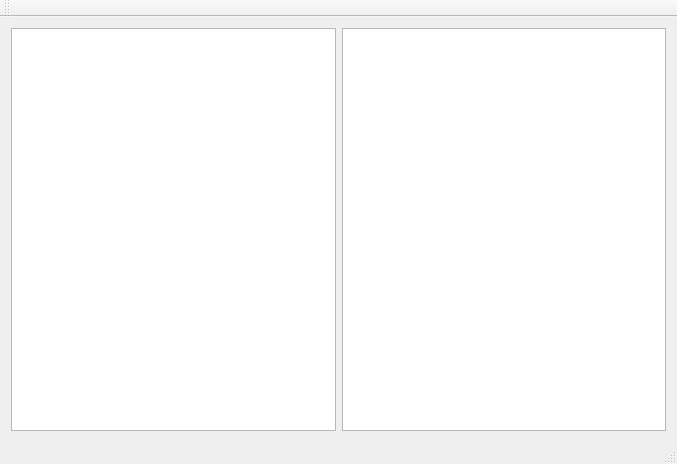
Before: the Qt Designer form mainwindow.ui in slima4/TreeView, drawn with Qt 5.
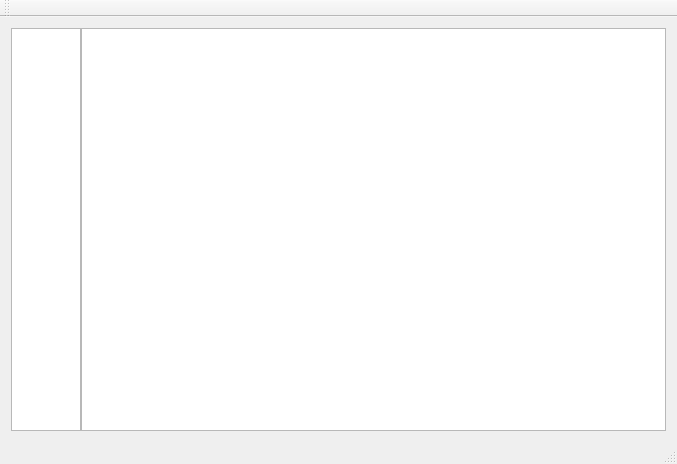
After: the same form once the commit is applied.

Diff of the .ui file:
```diff
--- a/mainwindow.ui
+++ b/mainwindow.ui
@@ -14,12 +14,28 @@
    <string>MainWindow</string>
   </property>
   <widget class="QWidget" name="centralWidget">
-   <layout class="QGridLayout" name="gridLayout">
+   <layout class="QGridLayout" name="gridLayout" columnstretch="1,10">
+    <property name="horizontalSpacing">
+     <number>0</number>
+    </property>
     <item row="0" column="1">
      <widget class="QTreeView" name="treeView_2"/>
     </item>
     <item row="0" column="0">
-     <widget class="QTreeView" name="treeView_1"/>
+     <widget class="QTreeView" name="treeView_1">
+      <property name="frameShape">
+       <enum>QFrame::StyledPanel</enum>
+      </property>
+      <property name="verticalScrollBarPolicy">
+       <enum>Qt::ScrollBarAlwaysOff</enum>
+      </property>
+      <property name="horizontalScrollBarPolicy">
+       <enum>Qt::ScrollBarAlwaysOff</enum>
+      </property>
+      <property name="showDropIndicator" stdset="0">
+       <bool>true</bool>
+      </property>
+     </widget>
     </item>
    </layout>
   </widget>
```
